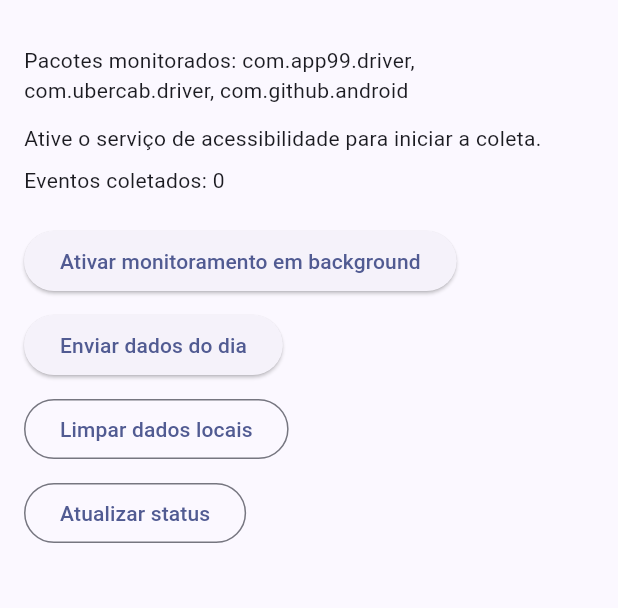
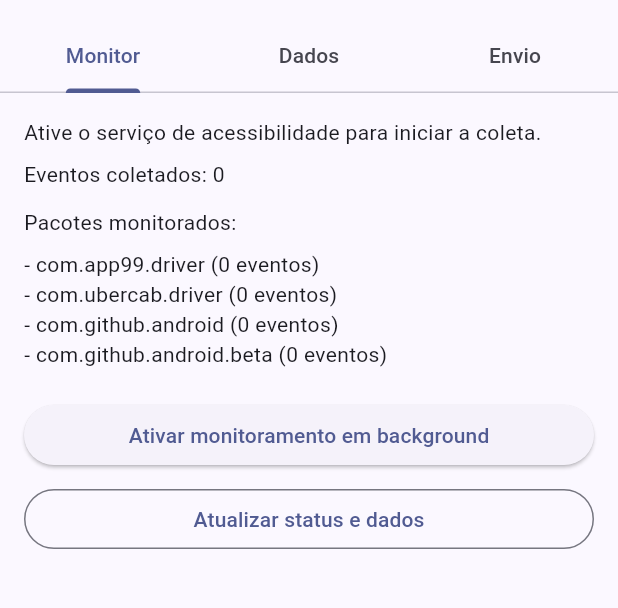
Before and after one commit to SrClauss/appjornada, a Flutter app: the screen it shows after launch, on a phone screen of 412 x 824 dp, the part 63-671 px from its top. Run offline on Flutter 3.47's test engine with Material 3 defaults, Android fonts, the phone set to English and light mode, and no system bars; our stand-ins replace dio.

Commit message:
Add data and upload log screens to coletor app

```diff
--- a/coletor/flutter/lib/main.dart
+++ b/coletor/flutter/lib/main.dart
@@ -10,6 +10,12 @@ const MethodChannel _channel = MethodChannel('appjornada/coletor_monitor');
 const String _serverBaseUrl = 'http://2.24.121.189/api';
 const String _uploadRoute = '/coleta/upload';
 const String _apiKey = 'coleta-dev-key';
+const List<String> _targetPackages = <String>[
+  'com.app99.driver',
+  'com.ubercab.driver',
+  'com.github.android',
+  'com.github.android.beta',
+];
 
 void main() {
   runApp(const ColetorApp());
@@ -30,6 +36,31 @@ class ColetorApp extends StatelessWidget {
   }
 }
 
+class _ColetaEvento {
+  _ColetaEvento({
+    required this.packageName,
+    required this.activityClass,
+    required this.timestamp,
+  });
+
+  final String packageName;
+  final String activityClass;
+  final DateTime timestamp;
+
+  factory _ColetaEvento.fromMap(Map<String, dynamic> data) {
+    final timestampRaw = data['timestamp'];
+    final timestampMs = timestampRaw is num ? timestampRaw.toInt() : 0;
+
+    return _ColetaEvento(
+      packageName: data['packageName']?.toString() ?? 'desconhecido',
+      activityClass: data['activityClass']?.toString().trim().isNotEmpty == true
+          ? data['activityClass'].toString()
+          : '(sem activity)',
+      timestamp: DateTime.fromMillisecondsSinceEpoch(timestampMs),
+    );
+  }
+}
+
 class ColetorHomePage extends StatefulWidget {
   const ColetorHomePage({super.key});
 
@@ -40,13 +71,22 @@ class ColetorHomePage extends StatefulWidget {
 class _ColetorHomePageState extends State<ColetorHomePage> {
   bool _enabled = false;
   int _eventCount = 0;
+  bool _sending = false;
   String _status = 'Carregando status...';
-  bool _sending = false;
+  List<_ColetaEvento> _events = const <_ColetaEvento>[];
+  final List<String> _uploadLogs = <String>[];
 
   @override
   void initState() {
     super.initState();
-    _refreshStatus();
+    _refreshAll();
+  }
+
+  Future<void> _refreshAll() async {
+    await Future.wait(<Future<void>>[
+      _refreshStatus(),
+      _refreshEvents(),
+    ]);
   }
 
   Future<void> _refreshStatus() async {
@@ -64,6 +104,29 @@ class _ColetorHomePageState extends State<ColetorHomePage> {
     }
   }
 
+  Future<void> _refreshEvents() async {
+    try {
+      final payload = await _channel.invokeMethod<List<dynamic>>('eventsForUpload');
+      final rows = payload
+              ?.whereType<Map>()
+              .map((e) => e.map((key, value) => MapEntry(key.toString(), value)))
+              .toList() ??
+          <Map<String, dynamic>>[];
+
+      final loaded = rows
+          .map(_ColetaEvento.fromMap)
+          .toList()
+        ..sort((a, b) => b.timestamp.compareTo(a.timestamp));
+
+      setState(() {
+        _events = loaded;
+        _eventCount = loaded.length;
+      });
+    } catch (e) {
+      _addLog('Falha ao carregar eventos locais: $e');
+    }
+  }
+
   Future<void> _openAccessibilitySettings() async {
     try {
       await _channel.invokeMethod('openAccessibilitySettings');
@@ -74,7 +137,20 @@ class _ColetorHomePageState extends State<ColetorHomePage> {
 
   Future<void> _clearEvents() async {
     await _channel.invokeMethod('clearEvents');
-    await _refreshStatus();
+    _addLog('Dados locais removidos pelo usuário.');
+    await _refreshAll();
+  }
+
+  void _addLog(String message) {
+    final now = DateTime.now();
+    final timestamp =
+        '${now.hour.toString().padLeft(2, '0')}:${now.minute.toString().padLeft(2, '0')}:${now.second.toString().padLeft(2, '0')}';
+    setState(() {
+      _uploadLogs.insert(0, '[$timestamp] $message');
+      if (_uploadLogs.length > 200) {
+        _uploadLogs.removeRange(200, _uploadLogs.length);
+      }
+    });
   }
 
   Future<void> _sendNow() async {
@@ -83,15 +159,21 @@ class _ColetorHomePageState extends State<ColetorHomePage> {
       _status = 'Preparando envio...';
     });
 
+    _addLog('Iniciando preparo do payload.');
+
     try {
-      final payload = await _channel.invokeMethod<List<dynamic>>('eventsForUpload');
-      final rows = payload
-              ?.whereType<Map>()
-              .map((e) => e.map((key, value) => MapEntry(key.toString(), value)))
-              .toList() ??
-          <Map<String, dynamic>>[];
+      final rows = _events
+          .map(
+            (event) => <String, dynamic>{
+              'timestamp': event.timestamp.millisecondsSinceEpoch,
+              'packageName': event.packageName,
+              'activityClass': event.activityClass,
+            },
+          )
+          .toList();
 
       if (rows.isEmpty) {
+        _addLog('Sem dados locais para envio.');
         setState(() {
           _status = 'Sem dados para enviar.';
           _sending = false;
@@ -100,68 +182,152 @@ class _ColetorHomePageState extends State<ColetorHomePage> {
       }
 
       final now = DateTime.now();
-      final date = '${now.year.toString().padLeft(4, '0')}-${now.month.toString().padLeft(2, '0')}-${now.day.toString().padLeft(2, '0')}';
+      final date =
+          '${now.year.toString().padLeft(4, '0')}-${now.month.toString().padLeft(2, '0')}-${now.day.toString().padLeft(2, '0')}';
       final jsonl = rows.map(jsonEncode).join('\n');
 
       final tempDir = Directory.systemTemp;
       final file = File('${tempDir.path}/coleta_apps_$date.jsonl');
       await file.writeAsString('$jsonl\n', flush: true);
 
+      _addLog('Arquivo local gerado: ${file.path} (${rows.length} eventos).');
+
+      final dispositivo = await _channel.invokeMethod<String>('deviceLabel') ?? 'android';
       final data = FormData.fromMap({
-        'dispositivo': await _channel.invokeMethod<String>('deviceLabel') ?? 'android',
+        'dispositivo': dispositivo,
         'arquivo': await MultipartFile.fromFile(
           file.path,
           filename: 'coletor_apps_$date.jsonl',
         ),
       });
 
-      final dio = Dio(BaseOptions(
+      final dio = Dio(
+        BaseOptions(
           baseUrl: _serverBaseUrl,
           connectTimeout: const Duration(seconds: 20),
           receiveTimeout: const Duration(seconds: 60),
           headers: {'X-API-Key': _apiKey},
-      ));
+        ),
+      );
 
+      _addLog('Enviando dados para $_serverBaseUrl$_uploadRoute.');
       final response = await dio.post(_uploadRoute, data: data);
+      final responseBody = response.data;
+
+      _addLog('Resposta do servidor: HTTP ${response.statusCode} - $responseBody');
+
       if (response.statusCode == 200) {
         await _channel.invokeMethod('markEventsAsSent');
-        final inserted = response.data is Map ? response.data['telas_inseridas'] : null;
-        setState(() => _status = 'Envio concluído com sucesso. Telas inseridas: $inserted');
+        final inserted = responseBody is Map ? responseBody['telas_inseridas'] : null;
+        setState(() {
+          _status = 'Envio concluído com sucesso. Telas inseridas: $inserted';
+        });
       } else {
-        setState(() => _status = 'Falha no envio. HTTP ${response.statusCode}');
+        setState(() {
+          _status = 'Falha no envio. HTTP ${response.statusCode}';
+        });
       }
+    } on DioException catch (e) {
+      _addLog('Erro de rede: ${e.message}');
+      if (e.response != null) {
+        _addLog('Detalhe servidor: HTTP ${e.response?.statusCode} - ${e.response?.data}');
+      }
+      setState(() => _status = 'Erro no envio: ${e.message}');
     } catch (e) {
+      _addLog('Erro inesperado no envio: $e');
       setState(() => _status = 'Erro no envio: $e');
     } finally {
       setState(() => _sending = false);
-      await _refreshStatus();
+      await _refreshAll();
     }
   }
 
-  @override
-  Widget build(BuildContext context) {
-    return Scaffold(
-      appBar: AppBar(
-        title: const Text('Coletor AppJornada'),
-      ),
-      body: Padding(
+  Map<String, int> _countByPackage() {
+    final counter = <String, int>{for (final pkg in _targetPackages) pkg: 0};
+    for (final event in _events) {
+      counter.update(
+        event.packageName,
+        (value) => value + 1,
+        ifAbsent: () => 1,
+      );
+    }
+    return counter;
+  }
+
+  String _formatDate(DateTime date) {
+    final yyyy = date.year.toString().padLeft(4, '0');
+    final mm = date.month.toString().padLeft(2, '0');
+    final dd = date.day.toString().padLeft(2, '0');
+    final hh = date.hour.toString().padLeft(2, '0');
+    final mi = date.minute.toString().padLeft(2, '0');
+    final ss = date.second.toString().padLeft(2, '0');
+    return '$yyyy-$mm-$dd $hh:$mi:$ss';
+  }
+
+  Widget _buildMonitorTab() {
+    final packageCounter = _countByPackage();
+
+    return ListView(
       padding: const EdgeInsets.all(16),
-        child: Column(
-          crossAxisAlignment: CrossAxisAlignment.start,
       children: [
-            const Text(
-              'Pacotes monitorados: com.app99.driver, com.ubercab.driver, com.github.android',
-            ),
-            const SizedBox(height: 12),
         Text(_status),
         const SizedBox(height: 8),
         Text('Eventos coletados: $_eventCount'),
+        const SizedBox(height: 12),
+        const Text('Pacotes monitorados:'),
+        const SizedBox(height: 8),
+        ..._targetPackages.map(
+          (pkg) => Text('- $pkg (${packageCounter[pkg] ?? 0} eventos)'),
+        ),
         const SizedBox(height: 20),
         ElevatedButton(
           onPressed: _openAccessibilitySettings,
           child: const Text('Ativar monitoramento em background'),
         ),
         const SizedBox(height: 8),
+        OutlinedButton(
+          onPressed: _refreshAll,
+          child: const Text('Atualizar status e dados'),
+        ),
+      ],
+    );
+  }
+
+  Widget _buildDataTab() {
+    final preview = _events.take(100).toList();
+
+    if (_events.isEmpty) {
+      return const Center(
+        child: Text('Nenhum dado coletado ainda.'),
+      );
+    }
+
+    return ListView.separated(
+      padding: const EdgeInsets.all(16),
+      itemCount: preview.length,
+      separatorBuilder: (_, __) => const Divider(height: 16),
+      itemBuilder: (context, index) {
+        final event = preview[index];
+        return Column(
+          crossAxisAlignment: CrossAxisAlignment.start,
+          children: [
+            Text(event.packageName, style: const TextStyle(fontWeight: FontWeight.w600)),
+            const SizedBox(height: 4),
+            Text(event.activityClass),
+            const SizedBox(height: 4),
+            Text(_formatDate(event.timestamp), style: const TextStyle(fontSize: 12)),
+          ],
+        );
+      },
+    );
+  }
+
+  Widget _buildUploadTab() {
+    return Padding(
+      padding: const EdgeInsets.all(16),
+      child: Column(
+        crossAxisAlignment: CrossAxisAlignment.start,
+        children: [
           ElevatedButton(
             onPressed: _sending ? null : _sendNow,
             child: _sending
@@ -177,11 +343,45 @@ class _ColetorHomePageState extends State<ColetorHomePage> {
             onPressed: _clearEvents,
             child: const Text('Limpar dados locais'),
           ),
+          const SizedBox(height: 16),
+          const Text('Logs de envio', style: TextStyle(fontWeight: FontWeight.w600)),
           const SizedBox(height: 8),
-            OutlinedButton(
-              onPressed: _refreshStatus,
-              child: const Text('Atualizar status'),
+          Expanded(
+            child: _uploadLogs.isEmpty
+                ? const Text('Nenhum log ainda.')
+                : ListView.builder(
+                    itemCount: _uploadLogs.length,
+                    itemBuilder: (context, index) => Padding(
+                      padding: const EdgeInsets.only(bottom: 8),
+                      child: Text(_uploadLogs[index]),
                     ),
+                  ),
+          ),
+        ],
+      ),
+    );
+  }
+
+  @override
+  Widget build(BuildContext context) {
+    return DefaultTabController(
+      length: 3,
+      child: Scaffold(
+        appBar: AppBar(
+          title: const Text('Coletor AppJornada'),
+          bottom: const TabBar(
+            tabs: [
+              Tab(text: 'Monitor'),
+              Tab(text: 'Dados'),
+              Tab(text: 'Envio'),
+            ],
+          ),
+        ),
+        body: TabBarView(
+          children: [
+            _buildMonitorTab(),
+            _buildDataTab(),
+            _buildUploadTab(),
           ],
         ),
       ),
```
Also changed, not shown: 3 other files. Lines whose indentation alone changed are shown as unchanged.
